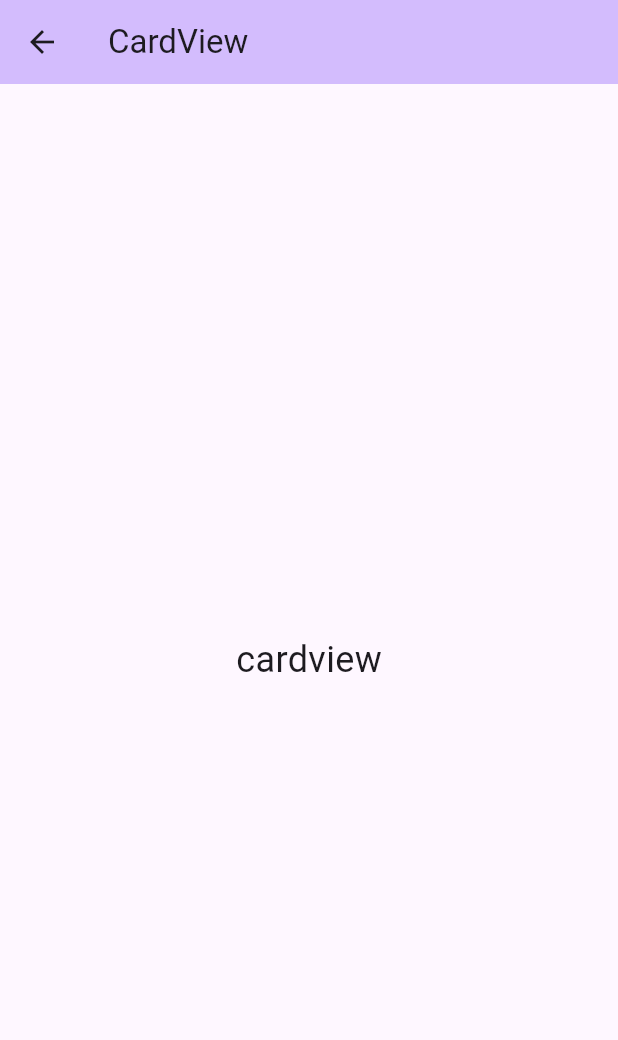
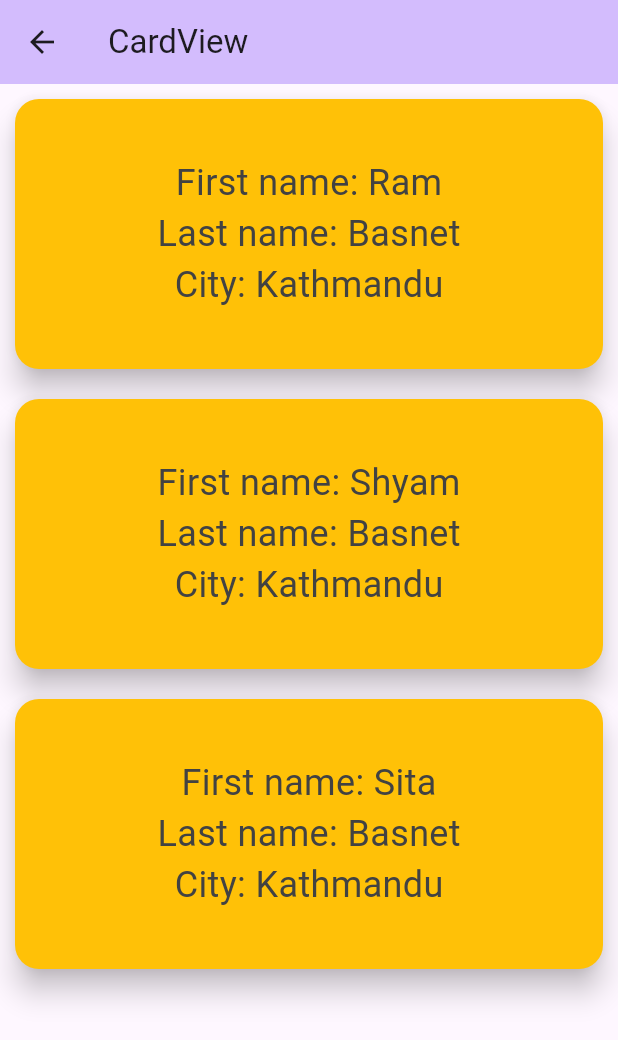
Before and after one commit to Garima-Shrestha/flutter_for_college, a Flutter app: the CardViewScreen screen opened directly, on a phone screen of 412 x 824 dp. Shown: the top 1040 px of the screen. Run offline on Flutter 3.47's test engine with Material 3 defaults, Android fonts, the phone set to English and light mode, and no system bars.

Commit message:
Card View done

```diff
--- a/lib/app.dart
+++ b/lib/app.dart
@@ -14,8 +14,8 @@ class MyApp extends StatelessWidget {
         colorScheme: ColorScheme.fromSeed(seedColor: Colors.deepPurple),
         useMaterial3: true,
       ),
-      // home: const DashboardScreen(),
-      home: const EmployeeScreen(),
+      home: const DashboardScreen(),
+      // home: const EmployeeScreen(),
     );
   }
 }
--- a/lib/screens/cardview_screen.dart
+++ b/lib/screens/cardview_screen.dart
@@ -1,21 +1,29 @@
 import 'package:flutter/material.dart';
+import 'package:flutterfor_college/models/student.dart';
+import 'package:flutterfor_college/widgets/card_widgets.dart';
 
 class CardViewScreen extends StatelessWidget {
   const CardViewScreen({super.key});
 
   @override
   Widget build(BuildContext context) {
+    final List<Student> students = [
+      Student(fname: "Ram", lname: "Basnet", city: "Kathmandu"),
+      Student(fname: "Shyam", lname: "Basnet", city: "Kathmandu"),
+      Student(fname: "Sita", lname: "Basnet", city: "Kathmandu"),
+    ];
     return Scaffold(
-      appBar: AppBar(
-        title: const Text('CardView'),
-        backgroundColor: Theme.of(context).colorScheme.inversePrimary,
-      ),
-      body: const Center(
-        child: Text(
-          'cardview',
-          style: TextStyle(fontSize: 24),
+        appBar: AppBar(
+          title: const Text('CardView'),
+          backgroundColor: Theme.of(context).colorScheme.inversePrimary,
         ),
-      ),
+        body: ListView.builder(
+            itemCount: students.length,
+            itemBuilder: (context, index){
+              final student = students[index];
+              return CardWidget(student: student);
+            }
+        )
     );
   }
 }
--- /dev/null
+++ b/lib/widgets/card_widgets.dart
@@ -0,0 +1,38 @@
+import 'package:flutter/material.dart';
+import 'package:flutterfor_college/models/student.dart';
+
+class CardWidget extends StatelessWidget {
+  const CardWidget({super.key, required this.student});
+  final Student student;
+
+  @override
+  Widget build(BuildContext context) {
+    return SizedBox(
+      height: 200,
+      width: double.infinity,
+      child: Card(
+        color: Colors.amber,
+        margin: const EdgeInsets.all(10),
+        shape: RoundedRectangleBorder(borderRadius: BorderRadius.circular(16)),
+        elevation: 8,
+        child: Column(
+          mainAxisAlignment: MainAxisAlignment.center,
+          children: [
+            Text(
+              "First name: ${student.fname}",
+              style: TextStyle(fontSize: 24, color: Colors.grey.shade800),
+            ), // Text
+            Text(
+              "Last name: ${student.lname}",
+              style: TextStyle(fontSize: 24, color: Colors.grey.shade800),
+            ), // Text
+            Text(
+              "City: ${student.city}",
+              style: TextStyle(fontSize: 24, color: Colors.grey.shade800),
+            ), // Text
+          ],
+        ),
+      ),// Card
+    ); // SizedBox
+  }
+}
```
